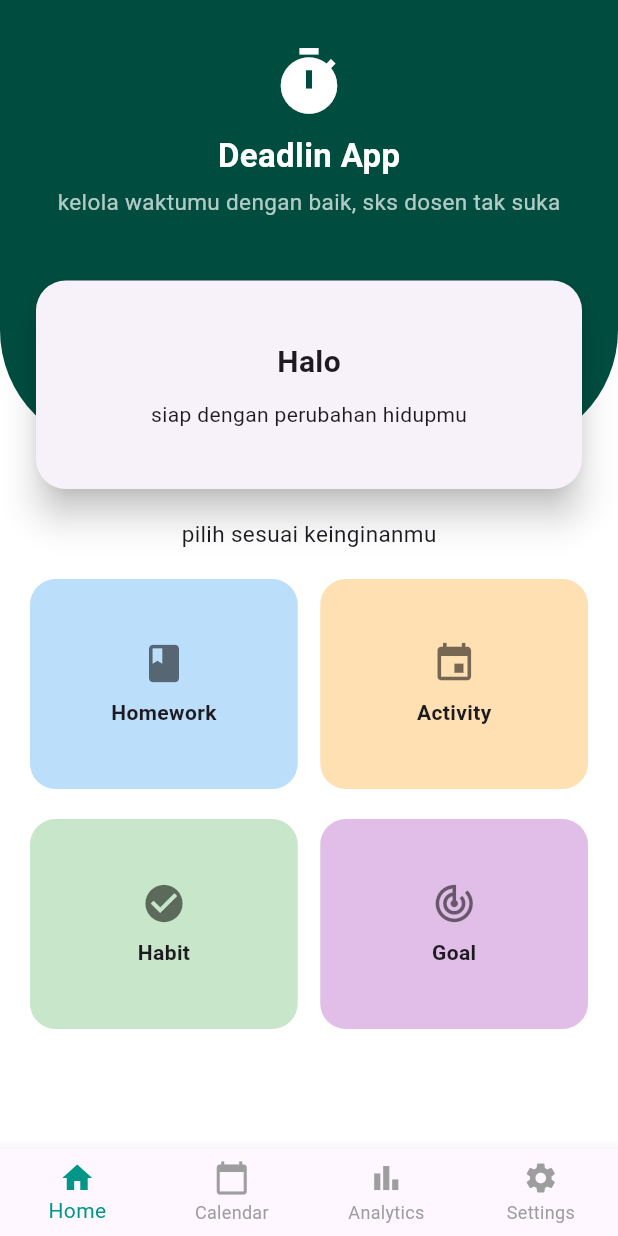
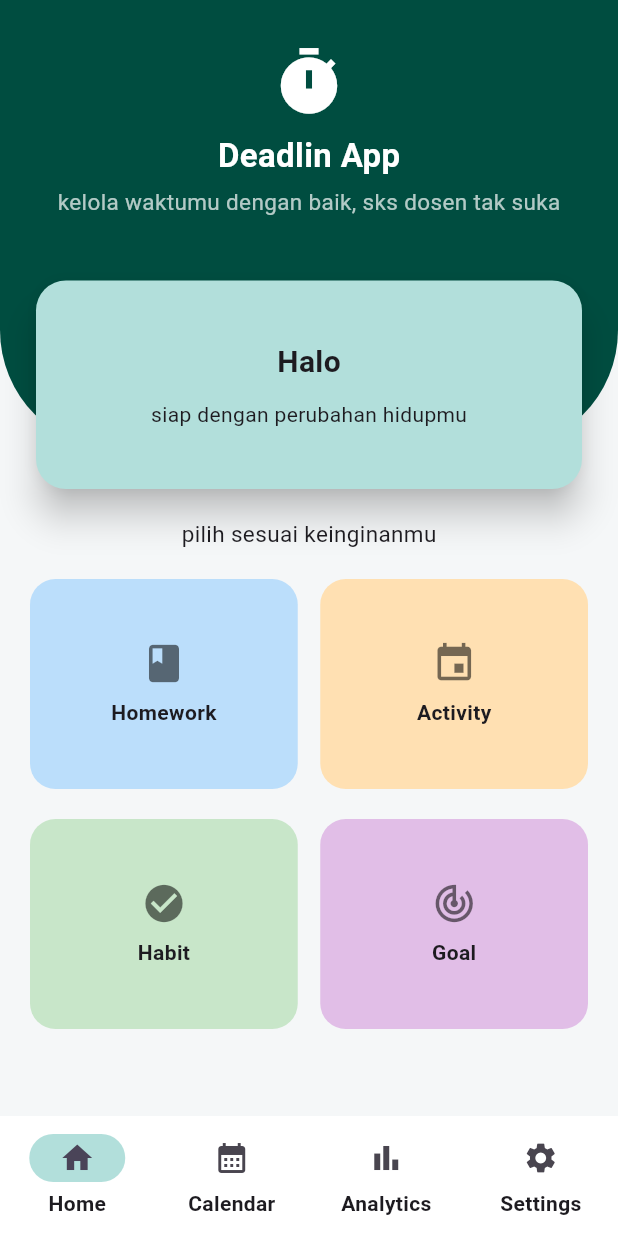
Before and after one commit to sitiaisyah170805/Deadline_App, a Flutter app: the screen it shows after launch, on a phone screen of 412 x 824 dp. Run offline on Flutter 3.47's test engine with Material 3 defaults, Android fonts, the phone set to English and light mode, and no system bars; our stand-ins replace hive_flutter, table_calendar; accounts and stored records are empty.

Commit message:
add darkmode & color

```diff
--- a/lib/main.dart
+++ b/lib/main.dart
@@ -1,79 +1,150 @@
+
 import 'package:flutter/material.dart';
-import 'package:deadlineapp/screens/home_screen.dart';
-import 'package:deadlineapp/screens/calendar_screen.dart';
-import 'package:deadlineapp/screens/analytics_screen.dart';
-import 'package:deadlineapp/screens/settings_screen.dart';
 import 'package:hive_flutter/hive_flutter.dart';
 
+import 'navigation_menu.dart';
+
 void main() async {
+
   WidgetsFlutterBinding.ensureInitialized();
 
   await Hive.initFlutter();
-  // await Hive.openBox('taskBox');
-  await Hive.openBox("homeworkBox");
-  await Hive.openBox("activityBox");
-  await Hive.openBox("habitBox");
-  await Hive.openBox("goalBox");
 
-  runApp(const DeadlineApp());
+  // 📦 OPEN BOXES
+  await Hive.openBox('homeworkBox');
+  await Hive.openBox('activityBox');
+  await Hive.openBox('habitBox');
+  await Hive.openBox('goalBox');
+  await Hive.openBox('settingsBox');
+
+  runApp(const MyApp());
 }
 
-class DeadlineApp extends StatelessWidget {
-  const DeadlineApp({super.key});
+class MyApp extends StatelessWidget {
+  const MyApp({super.key});
 
   @override
   Widget build(BuildContext context) {
-    return MaterialApp(
-      debugShowCheckedModeBanner: false,
-      title: 'Deadline',
-      theme: ThemeData(
-        primarySwatch: Colors.teal,
-        scaffoldBackgroundColor: const Color(0xFFF5F7F8),
-      ),
-      home: const MainNavigation(),
-    );
-  }
-}
 
-class MainNavigation extends StatefulWidget {
-  const MainNavigation({super.key});
+    return ValueListenableBuilder(
 
-  @override
-  State<MainNavigation> createState() => _MainNavigationState();
-    }
-class _MainNavigationState extends State<MainNavigation> {
-  int _selectedIndex = 0;
+      valueListenable:
+          Hive.box('settingsBox').listenable(),
 
-  final List<Widget> _pages = const [
-    HomeScreen(),
-    CalendarScreen(),
-    AnalyticsScreen(),
-    SettingsScreen(),
-  ];
+      builder: (context, box, _) {
 
-  void _onItemTapped (int index) {
-    setState((){
-      _selectedIndex = index;
-    });
-  }
+        bool isDarkMode =
+            box.get(
+              'darkMode',
+              defaultValue: false,
+            );
 
-  @override
-  Widget build(BuildContext context) {
-    return Scaffold(
-      body: _pages[_selectedIndex],
-      bottomNavigationBar: BottomNavigationBar(
-        type: BottomNavigationBarType.fixed,
-        selectedItemColor: Colors.teal,
-        unselectedItemColor: Colors.grey,
-        currentIndex: _selectedIndex,
-        onTap: _onItemTapped,
-        items: const [
-          BottomNavigationBarItem(icon: Icon(Icons.home), label: 'Home'),
-          BottomNavigationBarItem(icon: Icon(Icons.calendar_today), label: 'Calendar'),
-          BottomNavigationBarItem(icon: Icon(Icons.bar_chart), label: 'Analytics'),
-          BottomNavigationBarItem(icon: Icon(Icons.settings), label: 'Settings'),
-        ]
-      ),
-    );
-  }
-}
+        return MaterialApp(
+
+          debugShowCheckedModeBanner: false,
+
+          title: 'Deadline',
+
+          // 🌙 THEME MODE
+          themeMode:
+              isDarkMode
+                  ? ThemeMode.dark
+                  : ThemeMode.light,
+
+          // ☀ LIGHT THEME
+          theme: ThemeData(
+
+            brightness: Brightness.light,
+
+            primarySwatch: Colors.teal,
+
+            scaffoldBackgroundColor:
+                const Color(0xFFF5F7F8),
+
+            appBarTheme: AppBarTheme(
+              backgroundColor: Colors.teal[800],
+              foregroundColor: Colors.white,
+              elevation: 0,
+            ),
+
+            navigationBarTheme:
+                NavigationBarThemeData(
+
+              backgroundColor: Colors.white,
+
+              indicatorColor:
+                  Colors.teal.shade100,
+
+              labelTextStyle:
+                  WidgetStateProperty.all(
+
+                const TextStyle(
+                  fontWeight: FontWeight.w600,
+                ),
+              ),
+            ),
+
+            useMaterial3: true,
+          ),
+
+          darkTheme: ThemeData(
+
+            brightness: Brightness.dark,
+
+          scaffoldBackgroundColor:
+              const Color(0xFF121212),
+
+
+            textTheme: const TextTheme(
+
+            bodyLarge: TextStyle(
+              color: Colors.black,
+            ),
+
+            bodyMedium: TextStyle(
+              color: Colors.black,
+            ),
+          ),
+
+          appBarTheme: const AppBarTheme(
+            backgroundColor: Colors.black,
+            foregroundColor: Colors.white,
+            elevation: 0,
+          ),
+
+          navigationBarTheme:
+              NavigationBarThemeData(
+
+            backgroundColor:
+                const Color(0xFF1E1E1E),
+
+            indicatorColor: Colors.teal,
+
+            iconTheme:
+            WidgetStateProperty.all(
+
+              const IconThemeData(
+                color: Colors.white,
+              ),
+            ),
+
+
+            labelTextStyle:
+                WidgetStateProperty.all(
+
+              const TextStyle(
+                color: Colors.white,
+                fontWeight: FontWeight.w600,
+              ),
+            ),
+          ),
+
+          useMaterial3: true,
+        ),
+
+                  home: const NavigationMenu(),
+                );
+              },
+            );
+          }
+        }
--- /dev/null
+++ b/lib/navigation_menu.dart
@@ -0,0 +1,72 @@
+import 'package:flutter/material.dart';
+
+import 'screens/home_screen.dart';
+import 'screens/calendar_screen.dart';
+import 'screens/analytics_screen.dart';
+import 'screens/settings_screen.dart';
+
+class NavigationMenu extends StatefulWidget {
+  const NavigationMenu({super.key});
+
+  @override
+  State<NavigationMenu> createState() =>
+      _NavigationMenuState();
+}
+
+class _NavigationMenuState
+    extends State<NavigationMenu> {
+
+  int selectedIndex = 0;
+
+  final List<Widget> screens = const [
+
+    HomeScreen(),
+    CalendarScreen(),
+    AnalyticsScreen(),
+    SettingsScreen(),
+  ];
+
+  @override
+  Widget build(BuildContext context) {
+
+    return Scaffold(
+
+      body: screens[selectedIndex],
+
+      bottomNavigationBar: NavigationBar(
+
+        selectedIndex: selectedIndex,
+
+        onDestinationSelected: (index) {
+
+          setState(() {
+            selectedIndex = index;
+          });
+        },
+
+        destinations: const [
+
+          NavigationDestination(
+            icon: Icon(Icons.home),
+            label: "Home",
+          ),
+
+          NavigationDestination(
+            icon: Icon(Icons.calendar_month),
+            label: "Calendar",
+          ),
+
+          NavigationDestination(
+            icon: Icon(Icons.bar_chart),
+            label: "Analytics",
+          ),
+
+          NavigationDestination(
+            icon: Icon(Icons.settings),
+            label: "Settings",
+          ),
+        ],
+      ),
+    );
+  }
+}
--- a/lib/screens/home_screen.dart
+++ b/lib/screens/home_screen.dart
@@ -6,7 +6,8 @@ class HomeScreen extends StatelessWidget{
   @override
   Widget build(BuildContext context) {
     return Scaffold(
-      backgroundColor: Colors.white,
+      backgroundColor: Theme.of(context)
+        .scaffoldBackgroundColor,
       body: SafeArea(child: SingleChildScrollView(
         child: Column(
           children: [
@@ -53,6 +54,7 @@ class HomeScreen extends StatelessWidget{
                   left: 20,
                   right: 20,
                   child: Card(
+                    color: Colors.teal[100],
                     elevation: 10,
                     shape: RoundedRectangleBorder(
                       borderRadius: BorderRadius.circular(20),
```
Also changed, not shown: lib/screens/analytics_screen.dart (+14 -7 lines), lib/screens/calendar_screen.dart (+8 -5 lines), lib/screens/settings_screen.dart (+8 -6 lines).
